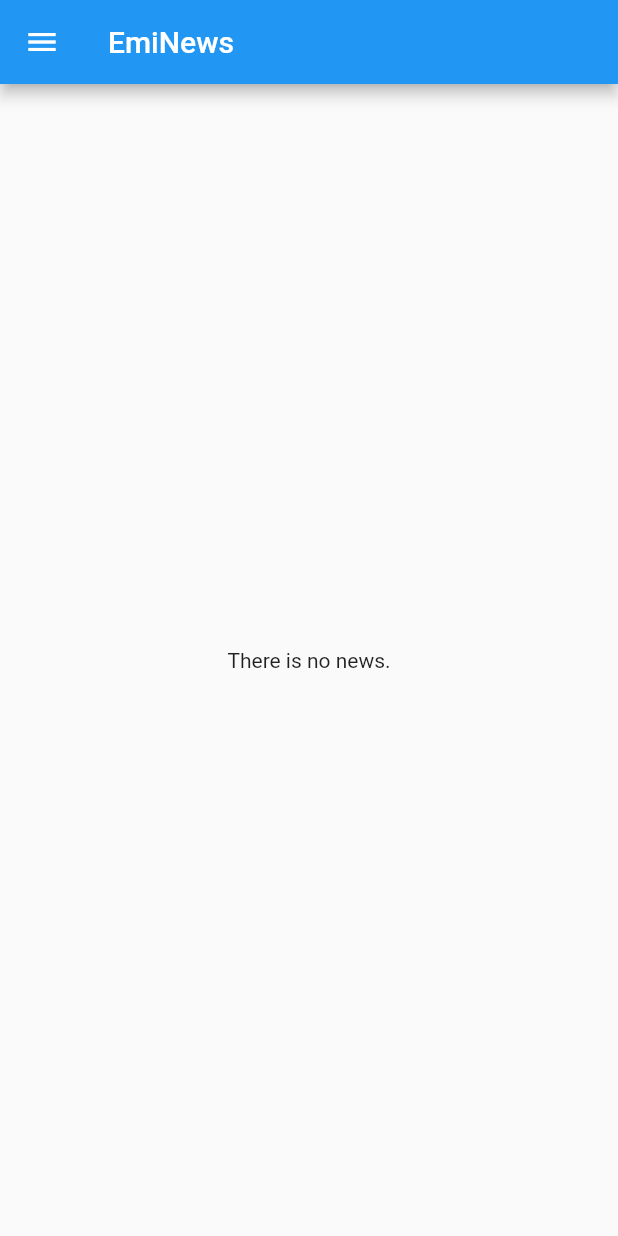
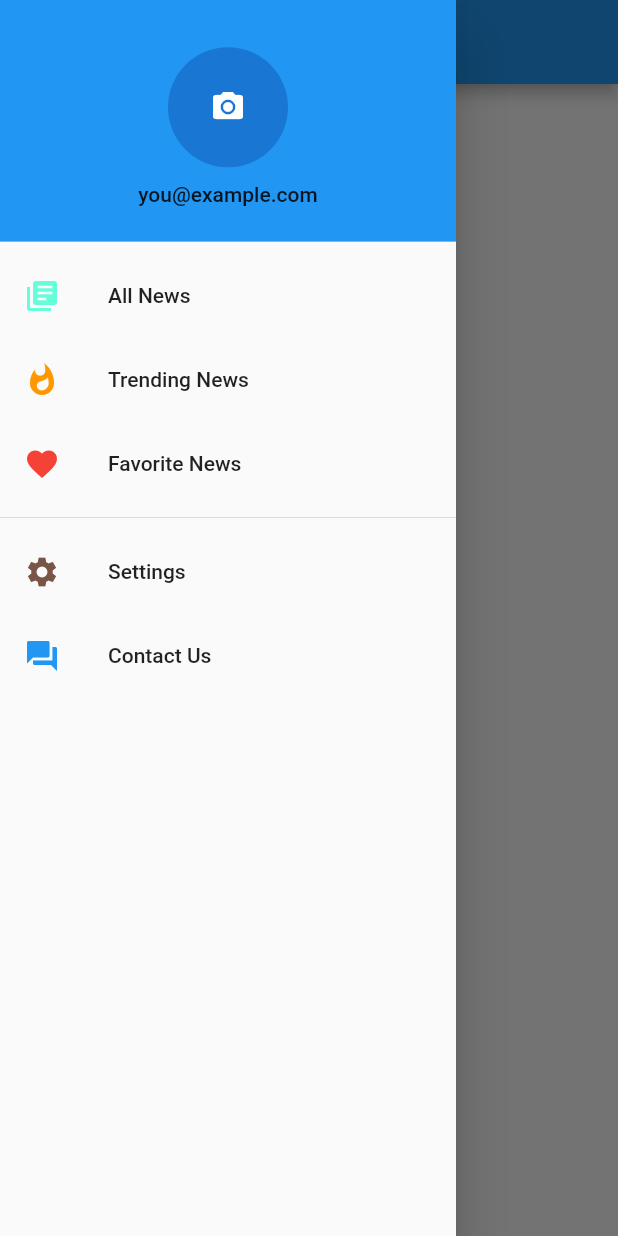
Before and after one commit to ElmouradiAmine/EmiNews2, a Flutter app: the screen it shows after launch, with the side drawer open (before the commit the screen has no drawer), on a phone screen of 412 x 824 dp. Run offline on Flutter 3.47's test engine with Material 2 defaults, Android fonts, the phone set to English and light mode, and no system bars; our stand-ins replace cached_network_image, cloud_firestore, rxdart; accounts and stored records are empty.

Commit message:
Adding the drawer

```diff
--- a/lib/src/app.dart
+++ b/lib/src/app.dart
@@ -27,9 +27,7 @@ class _MyAppState extends State<MyApp> {
           //TODO: Define a theme
         ),
         home: HomePage(),
-
       ),
-
     );
   }
 }
--- a/lib/src/ui/home_page.dart
+++ b/lib/src/ui/home_page.dart
@@ -2,6 +2,7 @@ import 'package:flutter/material.dart';
 import 'package:emi_news/src/blocs/news_bloc.dart';
 import 'package:emi_news/src/blocs/news_bloc_provider.dart';
 import 'package:emi_news/src/ui/widgets/news_list.dart';
+import 'package:emi_news/src/ui/widgets/drawer.dart';
 
 
 class HomePage extends StatefulWidget {
@@ -16,8 +17,8 @@ class _HomePageState extends State<HomePage> {
     return Scaffold(
       appBar: AppBar(
         title: Text('EmiNews'),
-        leading: IconButton(icon: Icon(Icons.menu), onPressed: (){}),
       ),
+      drawer: MyDrawer(),
       body: Container(
         alignment: Alignment(0, 0),
         child: NewsList(),
--- /dev/null
+++ b/lib/src/ui/widgets/drawer.dart
@@ -0,0 +1,82 @@
+import 'package:flutter/material.dart';
+
+
+class MyDrawer extends StatelessWidget {
+  @override
+  Widget build(BuildContext context) {
+    return Drawer(
+      child: ListView(
+        padding: EdgeInsets.zero,
+        children: <Widget>[
+          DrawerHeader(
+            child: Column(
+              mainAxisAlignment: MainAxisAlignment.center,
+              children: <Widget>[
+                CircleAvatar(
+                  child: Icon(Icons.photo_camera),
+                  radius: 40,
+                ),
+                SizedBox(
+                height: 10.0,
+                ),
+                Text("you@example.com"),
+              ],
+            ),
+            decoration: BoxDecoration(
+              color: Colors.blue,
+            ),
+          ),
+          ListTile(
+            leading: Icon(Icons.library_books,color:Colors.tealAccent),
+            title: Text('All News'),
+            onTap: () {
+              Navigator.pop(context);
+            },
+          ),
+          ListTile(
+            leading: Icon(Icons.whatshot,color: Colors.orange,),
+            title: Text('Trending News'),
+            onTap: () {
+              // Update the state of the app
+              // ...
+              // Then close the drawer
+              Navigator.pop(context);
+            },
+          ),
+          ListTile(
+            leading: Icon(Icons.favorite,color: Colors.red,),
+            title: Text('Favorite News'),
+            onTap: () {
+              // Update the state of the app
+              // ...
+              // Then close the drawer
+              Navigator.pop(context);
+            },
+          ),
+          Divider(),
+          ListTile(
+            leading: Icon(Icons.settings,color: Colors.brown,),
+            title: Text('Settings'),
+            onTap: () {
+              // Update the state of the app
+              // ...
+              // Then close the drawer
+              Navigator.pop(context);
+            },
+          ),
+          ListTile(
+            leading: Icon(Icons.question_answer,color: Colors.blue,),
+            title: Text('Contact Us'),
+            onTap: () {
+              // Update the state of the app
+              // ...
+              // Then close the drawer
+              Navigator.pop(context);
+            },
+          ),
+
+        ],
+      ),
+    );
+  }
+}
```
